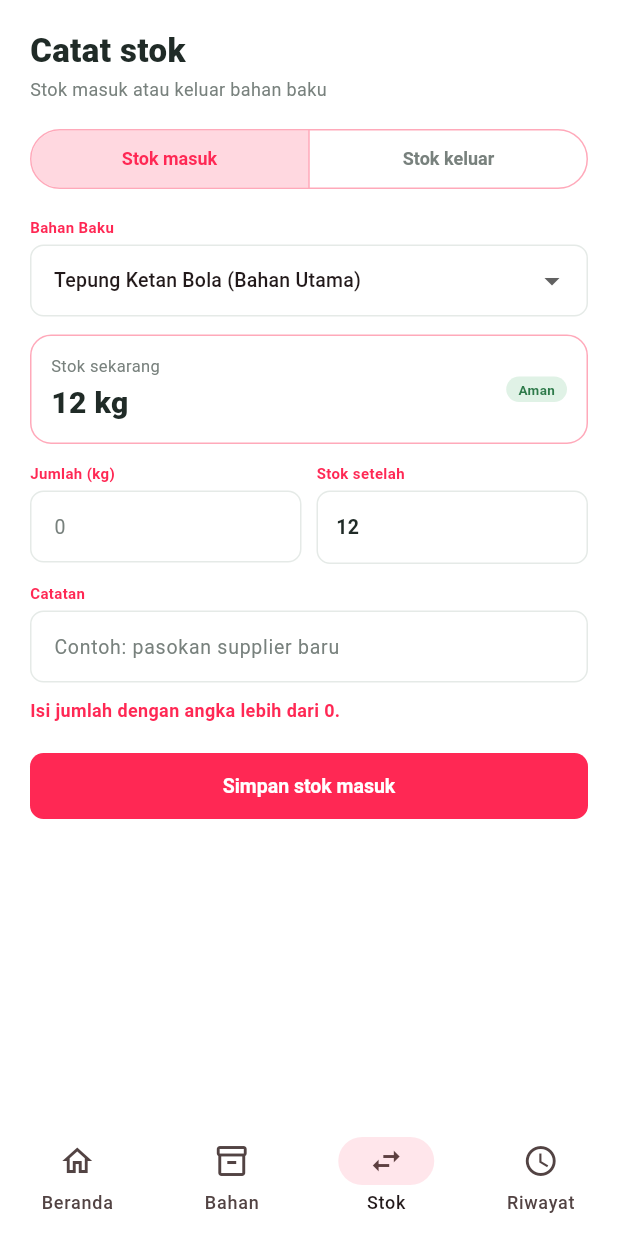
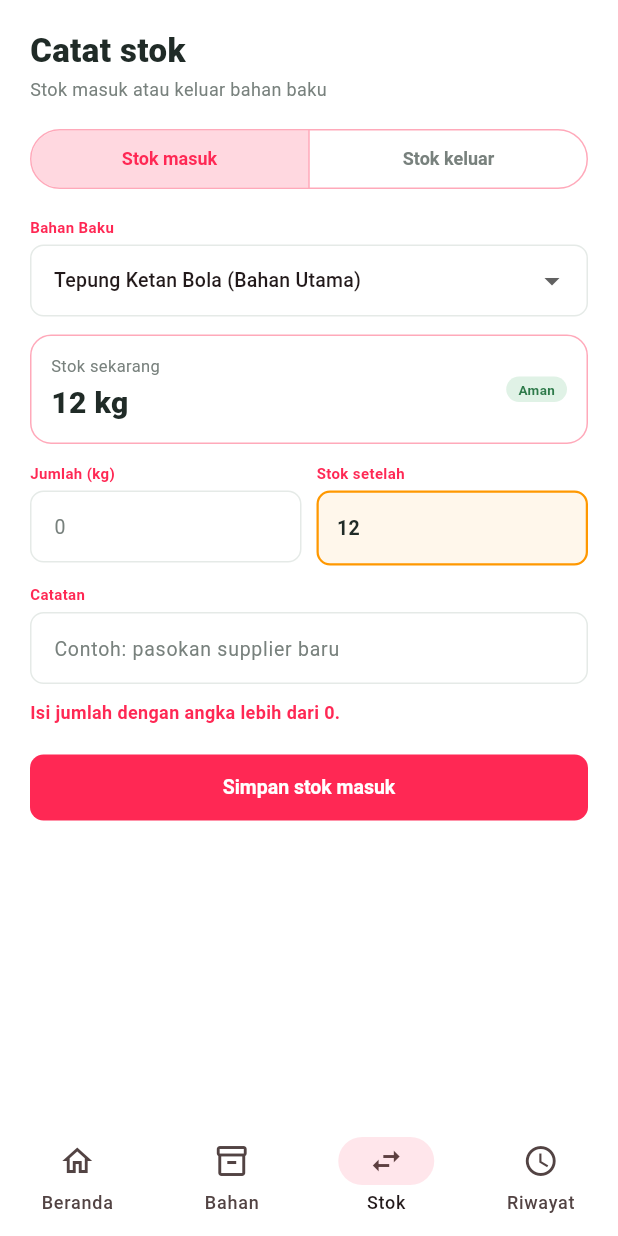
Before and after one commit to Team-One-pml/mochistok, a Flutter app: the MainShell screen opened directly, item 3 of the bottom bar chosen, after a tap on "Simpan stok masuk", on a phone screen of 412 x 824 dp. Run offline on Flutter 3.47's test engine with Material 3 defaults, Android fonts, the phone set to English and light mode, and no system bars; our stand-ins replace shared_preferences; accounts and stored records are empty.

Commit message:
Tambah peringatan stok menipis dan perbarui notifikasi di form stok

```diff
--- a/lib/features/stock/stock_page.dart
+++ b/lib/features/stock/stock_page.dart
@@ -62,20 +62,43 @@ class _StockPageState extends State<StockPage> {
 
     // Ambil status terbaru setelah stok berubah untuk pesan peringatan.
     final updated = store.findById(item.id);
-    var message = '${_direction.label} ${formatQuantity(quantity, item.unit)} '
-        '${item.name}';
-    if (updated != null && updated.status != StockStatus.aman) {
-      message += '. Stok ${updated.status.label.toLowerCase()}!';
-    }
+    final isLowOrCritical = updated != null && updated.status != StockStatus.aman;
 
     setState(() {
       _error = null;
       _qty.clear();
       _note.clear();
     });
+
+    // Tampilkan SnackBar notifikasi dengan warna dinamis (merah jika menipis/habis)
+    final snackBar = SnackBar(
+      behavior: SnackBarBehavior.floating,
+      backgroundColor: isLowOrCritical ? const Color(0xFFC53030) : const Color(0xFF2B8A3E),
+      content: Row(
+        children: [
+          Icon(
+            isLowOrCritical ? Icons.warning_amber_rounded : Icons.check_circle_outline,
+            color: Colors.white,
+            size: 20,
+          ),
+          const SizedBox(width: 10),
+          Expanded(
+            child: Text(
+              isLowOrCritical
+                  ? 'Perhatian: Stok ${item.name} kini tersisa ${formatQuantity(updated.stock, updated.unit)} (${updated.status.label.toUpperCase()})!'
+                  : '${_direction.label} ${formatQuantity(quantity, item.unit)} ${item.name} berhasil disimpan.',
+              style: const TextStyle(fontWeight: FontWeight.w600, fontSize: 13),
+            ),
+          ),
+        ],
+      ),
+      duration: Duration(seconds: isLowOrCritical ? 4 : 2),
+    );
+
     ScaffoldMessenger.of(context)
       ..hideCurrentSnackBar()
-      ..showSnackBar(SnackBar(content: Text(message)));
+      ..showSnackBar(snackBar);
+
     widget.onSaved?.call();
   }
 
@@ -119,6 +142,11 @@ class _StockPageState extends State<StockPage> {
     final afterColor = after < 0
         ? MochiTheme.primary
         : (after < selected.minimum ? MochiTheme.primary : MochiTheme.ink);
+
+    // Deteksi apakah stok setelah transaksi ini akan menjadi habis / menipis / mendekati minimum
+    final isDepleted = after <= 0;
+    final isLow = after > 0 && after < selected.minimum;
+    final isNearMinimum = after >= selected.minimum && after <= (selected.minimum * 1.25);
 
     return [
       MochiSegmented<StockDirection>(
@@ -215,7 +243,15 @@ class _StockPageState extends State<StockPage> {
                   width: double.infinity,
                   padding: const EdgeInsets.symmetric(horizontal: 12, vertical: 14),
                   decoration: BoxDecoration(
-                    border: Border.all(color: MochiTheme.outline),
+                    border: Border.all(
+                      color: (isDepleted || isLow)
+                          ? MochiTheme.primary
+                          : (isNearMinimum ? Colors.orange : MochiTheme.outline),
+                      width: (isDepleted || isLow || isNearMinimum) ? 1.5 : 1,
+                    ),
+                    color: (isDepleted || isLow)
+                        ? MochiTheme.softPink.withValues(alpha: 0.3)
+                        : (isNearMinimum ? Colors.orange.withValues(alpha: 0.08) : Colors.white),
                     borderRadius: BorderRadius.circular(9),
                   ),
                   child: Text(
@@ -232,6 +268,46 @@ class _StockPageState extends State<StockPage> {
           ),
         ],
       ),
+      // REAL-TIME WARNING BANNER JIKA STOK MENIPIS / MENDEKATI MINIMUM
+      if (_direction == StockDirection.keluar && (isDepleted || isLow || isNearMinimum)) ...[
+        const SizedBox(height: 10),
+        Container(
+          padding: const EdgeInsets.symmetric(horizontal: 12, vertical: 10),
+          decoration: BoxDecoration(
+            color: (isDepleted || isLow) ? const Color(0xFFFFECEF) : const Color(0xFFFFF4E6),
+            borderRadius: BorderRadius.circular(8),
+            border: Border.all(
+              color: (isDepleted || isLow) ? MochiTheme.primary.withValues(alpha: 0.5) : Colors.orange.withValues(alpha: 0.5),
+            ),
+          ),
+          child: Row(
+            crossAxisAlignment: CrossAxisAlignment.start,
+            children: [
+              Icon(
+                Icons.warning_amber_rounded,
+                size: 18,
+                color: (isDepleted || isLow) ? MochiTheme.primary : const Color(0xFFD97706),
+              ),
+              const SizedBox(width: 8),
+              Expanded(
+                child: Text(
+                  isDepleted
+                      ? 'Peringatan: Stok bahan akan HABIS (0 ${selected.unit}) setelah pengeluaran ini!'
+                      : (isLow
+                          ? 'Perhatian: Sisa stok (${formatNumber(after)} ${selected.unit}) berada di bawah batas minimum (${formatQuantity(selected.minimum, selected.unit)})!'
+                          : 'Peringatan Dini: Sisa stok (${formatNumber(after)} ${selected.unit}) sudah mendekati batas minimum (${formatQuantity(selected.minimum, selected.unit)}). Segera jadwalkan pembelian ulang.'),
+                  style: TextStyle(
+                    fontSize: 11.5,
+                    height: 1.3,
+                    fontWeight: FontWeight.w600,
+                    color: (isDepleted || isLow) ? MochiTheme.primary : const Color(0xFFB45309),
+                  ),
+                ),
+              ),
+            ],
+          ),
+        ),
+      ],
       const SizedBox(height: 12),
       const FieldLabel('Catatan'),
       TextField(
```
